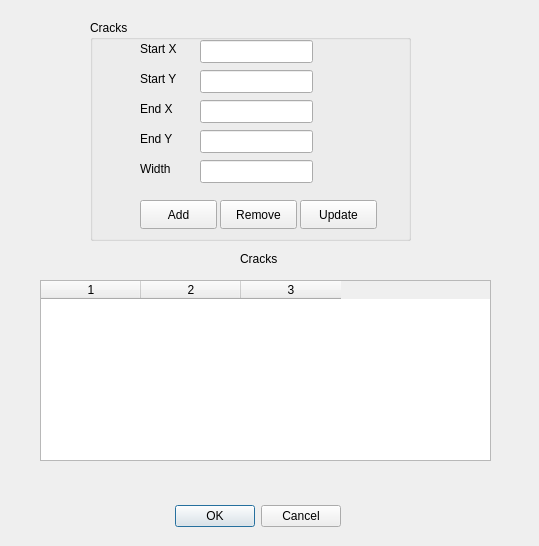
Before: the Qt Designer form Experimental/VaporIntrusionGUI/VaporIntrusionDelegate/CracksDialog.ui in perryiv/cadkit, drawn with Qt 5.
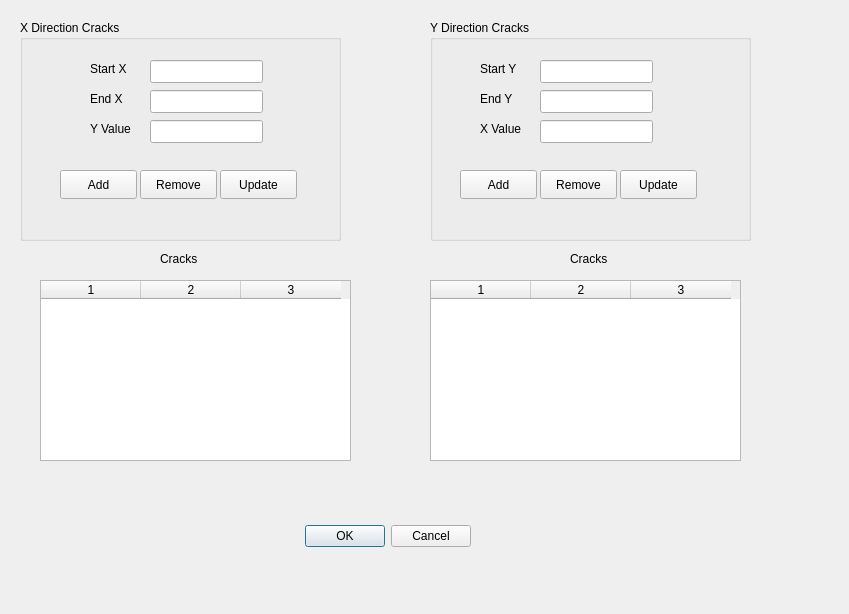
After: the same form once the commit is applied.

The edit to the form file:
```diff
--- a/Experimental/VaporIntrusionGUI/VaporIntrusionDelegate/CracksDialog.ui
+++ b/Experimental/VaporIntrusionGUI/VaporIntrusionDelegate/CracksDialog.ui
@@ -5,8 +5,8 @@
    <rect>
     <x>0</x>
     <y>0</y>
-    <width>539</width>
-    <height>546</height>
+    <width>849</width>
+    <height>614</height>
    </rect>
   </property>
   <property name="windowTitle" >
@@ -15,8 +15,8 @@
   <widget class="QDialogButtonBox" name="buttonBox" >
    <property name="geometry" >
     <rect>
-     <x>0</x>
-     <y>500</y>
+     <x>130</x>
+     <y>520</y>
      <width>341</width>
      <height>32</height>
     </rect>
@@ -33,7 +33,7 @@
     <rect>
      <x>40</x>
      <y>280</y>
-     <width>451</width>
+     <width>311</width>
      <height>181</height>
     </rect>
    </property>
@@ -50,20 +50,20 @@
   <widget class="QGroupBox" name="_cracksGroup" >
    <property name="geometry" >
     <rect>
-     <x>90</x>
+     <x>20</x>
      <y>20</y>
      <width>321</width>
      <height>221</height>
     </rect>
    </property>
    <property name="title" >
-    <string>Cracks</string>
+    <string>X Direction Cracks</string>
    </property>
    <widget class="QPushButton" name="addButton" >
     <property name="geometry" >
      <rect>
-      <x>50</x>
-      <y>180</y>
+      <x>40</x>
+      <y>150</y>
       <width>77</width>
       <height>29</height>
      </rect>
@@ -75,8 +75,8 @@
    <widget class="QPushButton" name="removeButton" >
     <property name="geometry" >
      <rect>
-      <x>130</x>
-      <y>180</y>
+      <x>120</x>
+      <y>150</y>
       <width>77</width>
       <height>29</height>
      </rect>
@@ -88,8 +88,8 @@
    <widget class="QLabel" name="label_5" >
     <property name="geometry" >
      <rect>
-      <x>50</x>
-      <y>20</y>
+      <x>70</x>
+      <y>40</y>
       <width>53</width>
       <height>18</height>
      </rect>
@@ -101,41 +101,18 @@
    <widget class="QLineEdit" name="_startX" >
     <property name="geometry" >
      <rect>
-      <x>110</x>
-      <y>20</y>
+      <x>130</x>
+      <y>40</y>
       <width>113</width>
       <height>23</height>
      </rect>
     </property>
    </widget>
-   <widget class="QLineEdit" name="_startY" >
-    <property name="geometry" >
-     <rect>
-      <x>110</x>
-      <y>50</y>
-      <width>113</width>
-      <height>23</height>
-     </rect>
-    </property>
-   </widget>
-   <widget class="QLabel" name="label_6" >
-    <property name="geometry" >
-     <rect>
-      <x>50</x>
-      <y>50</y>
-      <width>53</width>
-      <height>18</height>
-     </rect>
-    </property>
-    <property name="text" >
-     <string>Start Y</string>
-    </property>
-   </widget>
    <widget class="QLineEdit" name="_endX" >
     <property name="geometry" >
      <rect>
-      <x>110</x>
-      <y>80</y>
+      <x>130</x>
+      <y>70</y>
       <width>113</width>
       <height>23</height>
      </rect>
@@ -144,8 +121,8 @@
    <widget class="QLabel" name="label_8" >
     <property name="geometry" >
      <rect>
-      <x>50</x>
-      <y>80</y>
+      <x>70</x>
+      <y>70</y>
       <width>53</width>
       <height>18</height>
      </rect>
@@ -154,11 +131,122 @@
      <string>End X</string>
     </property>
    </widget>
-   <widget class="QLabel" name="label_7" >
+   <widget class="QLineEdit" name="_yValue" >
     <property name="geometry" >
      <rect>
+      <x>130</x>
+      <y>100</y>
+      <width>113</width>
+      <height>23</height>
+     </rect>
+    </property>
+   </widget>
+   <widget class="QLabel" name="label_8" >
+    <property name="geometry" >
+     <rect>
+      <x>70</x>
+      <y>100</y>
+      <width>53</width>
+      <height>18</height>
+     </rect>
+    </property>
+    <property name="text" >
+     <string>Y Value</string>
+    </property>
+   </widget>
+   <widget class="QPushButton" name="xUpdateButton" >
+    <property name="geometry" >
+     <rect>
+      <x>200</x>
+      <y>150</y>
+      <width>77</width>
+      <height>29</height>
+     </rect>
+    </property>
+    <property name="text" >
+     <string>Update</string>
+    </property>
+   </widget>
+  </widget>
+  <widget class="QLabel" name="label" >
+   <property name="geometry" >
+    <rect>
+     <x>160</x>
+     <y>250</y>
+     <width>53</width>
+     <height>18</height>
+    </rect>
+   </property>
+   <property name="text" >
+    <string>Cracks</string>
+   </property>
+  </widget>
+  <widget class="QGroupBox" name="_cracksGroup_2" >
+   <property name="geometry" >
+    <rect>
+     <x>430</x>
+     <y>20</y>
+     <width>321</width>
+     <height>221</height>
+    </rect>
+   </property>
+   <property name="title" >
+    <string>Y Direction Cracks</string>
+   </property>
+   <widget class="QPushButton" name="yAddButton" >
+    <property name="geometry" >
+     <rect>
+      <x>30</x>
+      <y>150</y>
+      <width>77</width>
+      <height>29</height>
+     </rect>
+    </property>
+    <property name="text" >
+     <string>Add</string>
+    </property>
+   </widget>
+   <widget class="QPushButton" name="yRemoveButton" >
+    <property name="geometry" >
+     <rect>
+      <x>110</x>
+      <y>150</y>
+      <width>77</width>
+      <height>29</height>
+     </rect>
+    </property>
+    <property name="text" >
+     <string>Remove</string>
+    </property>
+   </widget>
+   <widget class="QLineEdit" name="_startY" >
+    <property name="geometry" >
+     <rect>
+      <x>110</x>
+      <y>40</y>
+      <width>113</width>
+      <height>23</height>
+     </rect>
+    </property>
+   </widget>
+   <widget class="QLabel" name="label_11" >
+    <property name="geometry" >
+     <rect>
       <x>50</x>
-      <y>110</y>
+      <y>40</y>
+      <width>53</width>
+      <height>18</height>
+     </rect>
+    </property>
+    <property name="text" >
+     <string>Start Y</string>
+    </property>
+   </widget>
+   <widget class="QLabel" name="label_13" >
+    <property name="geometry" >
+     <rect>
+      <x>50</x>
+      <y>70</y>
       <width>53</width>
       <height>18</height>
      </rect>
@@ -171,40 +259,40 @@
     <property name="geometry" >
      <rect>
       <x>110</x>
-      <y>110</y>
+      <y>70</y>
       <width>113</width>
       <height>23</height>
      </rect>
     </property>
    </widget>
-   <widget class="QLineEdit" name="_width" >
+   <widget class="QLineEdit" name="_xValue" >
     <property name="geometry" >
      <rect>
       <x>110</x>
-      <y>140</y>
+      <y>100</y>
       <width>113</width>
       <height>23</height>
      </rect>
     </property>
    </widget>
-   <widget class="QLabel" name="label_9" >
+   <widget class="QLabel" name="label_14" >
     <property name="geometry" >
      <rect>
       <x>50</x>
-      <y>140</y>
+      <y>100</y>
       <width>53</width>
       <height>18</height>
      </rect>
     </property>
     <property name="text" >
-     <string>Width</string>
+     <string>X Value</string>
     </property>
    </widget>
-   <widget class="QPushButton" name="updateButton" >
+   <widget class="QPushButton" name="yUpdateButton" >
     <property name="geometry" >
      <rect>
-      <x>210</x>
-      <y>180</y>
+      <x>190</x>
+      <y>150</y>
       <width>77</width>
       <height>29</height>
      </rect>
@@ -214,10 +302,29 @@
     </property>
    </widget>
   </widget>
-  <widget class="QLabel" name="label" >
+  <widget class="QTableWidget" name="_yCracksTable" >
    <property name="geometry" >
     <rect>
-     <x>240</x>
+     <x>430</x>
+     <y>280</y>
+     <width>311</width>
+     <height>181</height>
+    </rect>
+   </property>
+   <property name="rowCount" >
+    <number>0</number>
+   </property>
+   <property name="columnCount" >
+    <number>3</number>
+   </property>
+   <column/>
+   <column/>
+   <column/>
+  </widget>
+  <widget class="QLabel" name="label_2" >
+   <property name="geometry" >
+    <rect>
+     <x>570</x>
      <y>250</y>
      <width>53</width>
      <height>18</height>
```
Left out of the diff: 8 changed lines with no effect on the pictures.
